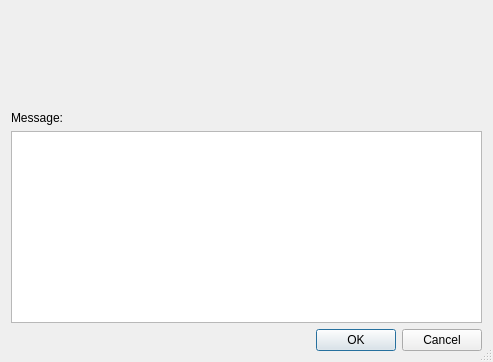
First picture: the form in retroshare-gui/src/gui/FriendRecommendDialog.ui, repository RetroShare/RetroShare, before the edit.
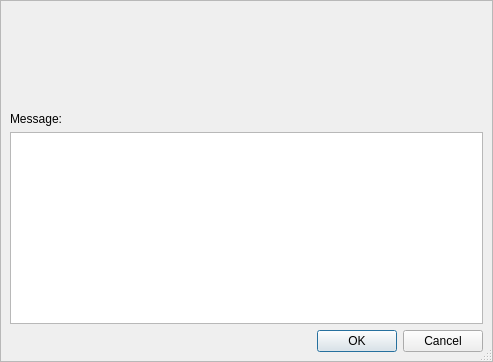
Second picture: the form after the edit. Icons and pictures are not drawn. Custom widgets are drawn as their Qt base class.

Commit message: Added headerFrame to "FriendRecommendDialog" Fixed Layout of the "ConnectProgressDialog"

The edit to the form file:
```diff
--- a/retroshare-gui/src/gui/FriendRecommendDialog.ui
+++ b/retroshare-gui/src/gui/FriendRecommendDialog.ui
@@ -20,8 +20,33 @@
   <property name="sizeGripEnabled">
    <bool>true</bool>
   </property>
-  <layout class="QVBoxLayout" name="verticalLayout">
-   <item>
+  <layout class="QGridLayout" name="gridLayout_2">
+   <property name="margin">
+    <number>0</number>
+   </property>
+   <property name="spacing">
+    <number>0</number>
+   </property>
+   <item row="0" column="0">
+    <widget class="HeaderFrame" name="headerFrame">
+     <property name="frameShape">
+      <enum>QFrame::NoFrame</enum>
+     </property>
+     <property name="frameShadow">
+      <enum>QFrame::Raised</enum>
+     </property>
+    </widget>
+   </item>
+   <item row="1" column="0">
+    <widget class="QFrame" name="frame_2">
+     <property name="frameShape">
+      <enum>QFrame::StyledPanel</enum>
+     </property>
+     <property name="frameShadow">
+      <enum>QFrame::Raised</enum>
+     </property>
+     <layout class="QGridLayout" name="gridLayout">
+      <item row="0" column="0">
     <layout class="QHBoxLayout" name="horizontalLayout">
      <item>
       <widget class="FriendSelectionWidget" name="recommendList" native="true">
@@ -45,14 +70,7 @@
      </item>
     </layout>
    </item>
-   <item>
-    <widget class="QLabel" name="label">
-     <property name="text">
-      <string>Message:</string>
-     </property>
-    </widget>
-   </item>
-   <item>
+      <item row="2" column="0">
     <widget class="QTextEdit" name="messageEdit">
      <property name="sizePolicy">
       <sizepolicy hsizetype="Expanding" vsizetype="Preferred">
@@ -62,7 +80,7 @@
      </property>
     </widget>
    </item>
-   <item>
+      <item row="3" column="0">
     <widget class="QDialogButtonBox" name="buttonBox">
      <property name="orientation">
       <enum>Qt::Horizontal</enum>
@@ -72,6 +90,20 @@
      </property>
     </widget>
    </item>
+      <item row="1" column="0">
+       <widget class="QLabel" name="label">
+        <property name="text">
+         <string>Message:</string>
+        </property>
+       </widget>
+      </item>
+     </layout>
+     <zorder></zorder>
+     <zorder>messageEdit</zorder>
+     <zorder>buttonBox</zorder>
+     <zorder>label</zorder>
+    </widget>
+   </item>
   </layout>
  </widget>
  <customwidgets>
@@ -81,6 +113,12 @@
    <header>gui/common/FriendSelectionWidget.h</header>
    <container>1</container>
   </customwidget>
+  <customwidget>
+   <class>HeaderFrame</class>
+   <extends>QFrame</extends>
+   <header>gui/common/headerframe.h</header>
+   <container>1</container>
+  </customwidget>
  </customwidgets>
  <resources>
   <include location="images.qrc"/>
```
Lines whose indentation alone changed are shown as unchanged. The commit also changes 3 other files.
